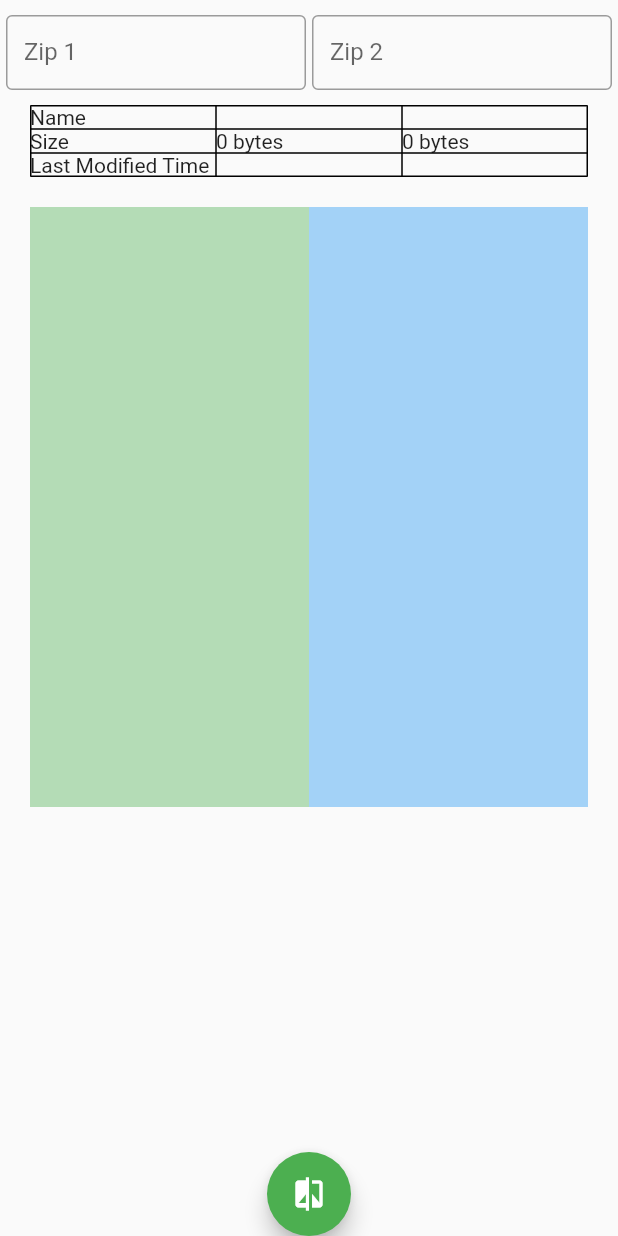
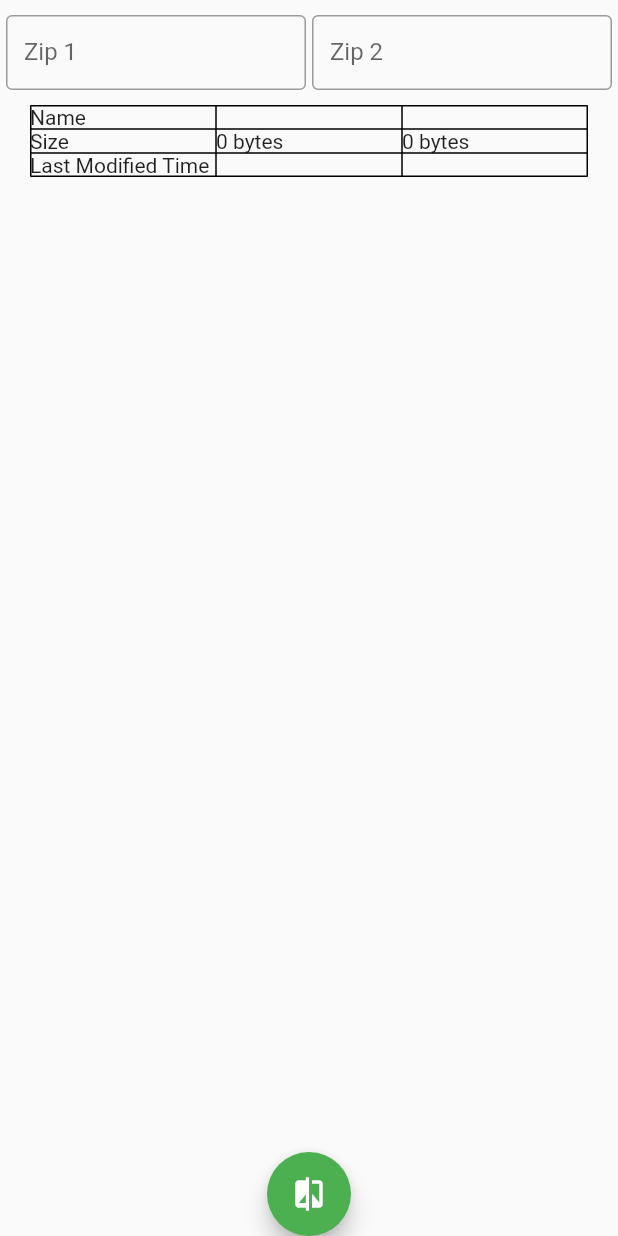
Before and after one commit to wish4129/zip_diff, a Flutter app: the screen it shows after launch, on a phone screen of 412 x 824 dp. Run offline on Flutter 3.47's test engine with Material 2 defaults, Android fonts, the phone set to English and light mode, and no system bars; our stand-ins replace flutter_riverpod, riverpod_annotation; missing offline and left inert: desktop_drop.

Commit message:
more cosmetic

```diff
--- a/lib/main.dart
+++ b/lib/main.dart
@@ -77,12 +77,14 @@ class _MyAppState extends ConsumerState<MyApp> {
                     child: Container(
                       height: 400,
                       padding: const EdgeInsets.only(right: 10.0),
-                      color: Colors.green.withOpacity(0.4),
                       child: ListView(shrinkWrap: true, children: [
                         for (var item in ref.watch(fileDiffProvider)['common'])
                           ListTile(title: Text(item)),
                         for (var item in ref.watch(fileDiffProvider)['list1'])
-                          ListTile(title: Text('* $item'))
+                          ListTile(
+                              tileColor:
+                                  const Color.fromARGB(255, 208, 220, 227),
+                              title: Text('*$item'))
                       ]),
                     ),
                   ),
@@ -90,12 +92,14 @@ class _MyAppState extends ConsumerState<MyApp> {
                     child: Container(
                       height: 400,
                       padding: const EdgeInsets.only(left: 10.0),
-                      color: Colors.blue.withOpacity(0.4),
                       child: ListView(shrinkWrap: true, children: [
                         for (var item in ref.watch(fileDiffProvider)['common'])
                           ListTile(title: Text(item)),
                         for (var item in ref.watch(fileDiffProvider)['list2'])
-                          ListTile(title: Text('* $item'))
+                          ListTile(
+                              tileColor:
+                                  const Color.fromARGB(255, 208, 220, 227),
+                              title: Text('*$item'))
                       ]),
                     ),
                   ),
```
